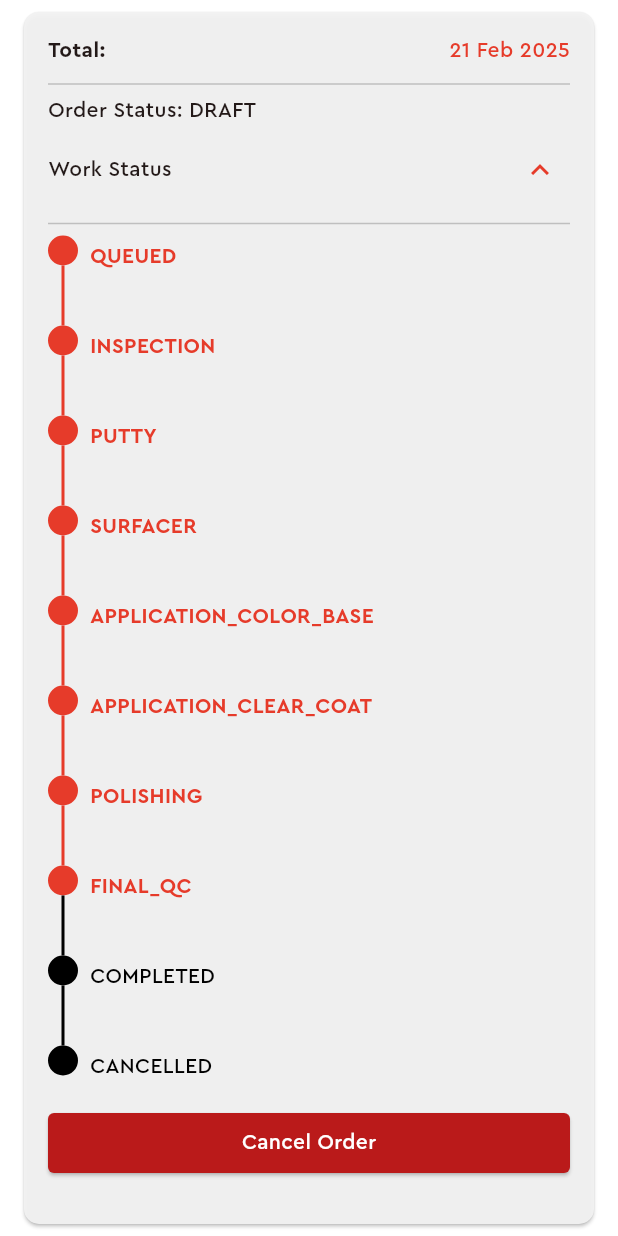
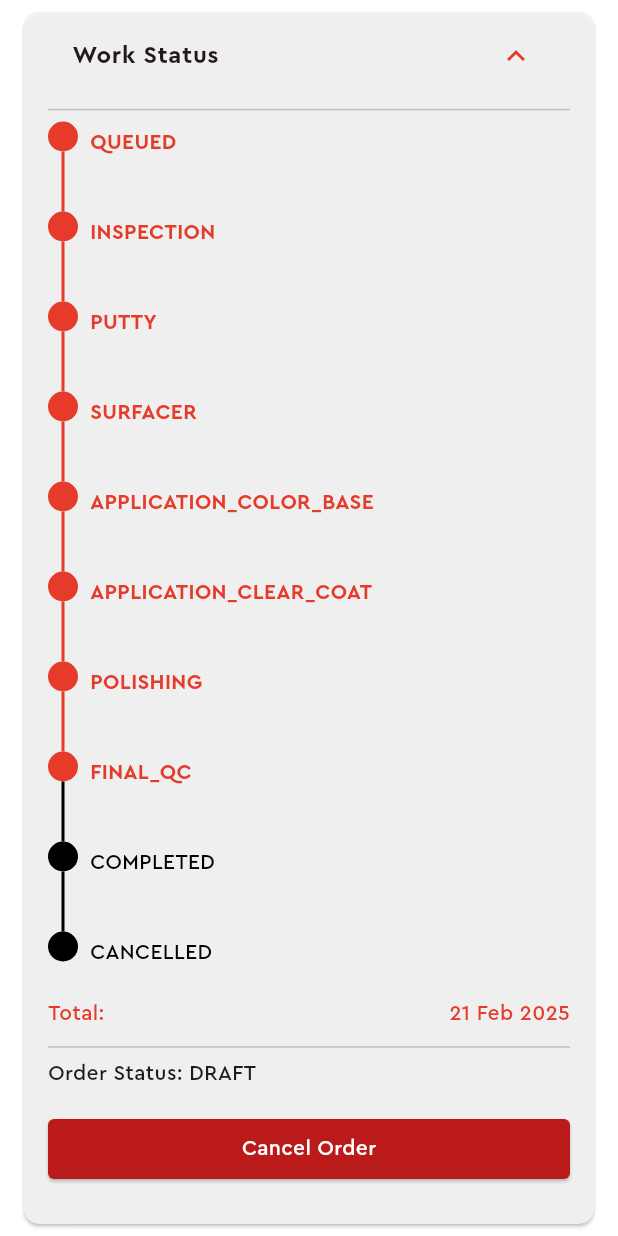
Before and after one commit to Rizz404/car_paint_client, a Flutter app: the UserOrdersItem widget shown alone on an empty page, opened directly with empty values, after a tap on "Work Status", on a phone screen of 412 x 824 dp. Run offline on Flutter 3.47's test engine with Material 3 defaults, Android fonts, the phone set to English and light mode, and no system bars; our stand-ins replace connectivity_plus, flutter_bloc, geocoding, geolocator, get_it, google_fonts and 5 more; accounts and stored records are empty; network calls fail.

Commit message:
chore: design user transaction

```diff
--- a/lib/features/(user)/financial/widgets/user_orders_item.dart
+++ b/lib/features/(user)/financial/widgets/user_orders_item.dart
@@ -63,16 +63,36 @@ class _UserOrdersItemState extends State<UserOrdersItem> {
           children: [
             Column(
               spacing: 4,
+              crossAxisAlignment: CrossAxisAlignment.start,
               children: [
+                Theme(
+                  data: theme,
+                  child: ExpansionTile(
+                    title: const MainText(
+                      text: "Work Status",
+                      customTextStyle: TextStyle(fontWeight: FontWeight.w600),
+                    ),
+                    children: [
+                      Divider(
+                        color: Theme.of(context).colorScheme.surfaceDim,
+                        thickness: 1,
+                      ),
+                      StatusTimeline(
+                        currentStatus: WorkStatus.FINAL_QC,
+                        activeColor: Theme.of(context).colorScheme.primary,
+                      ),
+                      const SizedBox(
+                        height: 16,
+                      ),
+                    ],
+                  ),
+                ),
                 Row(
                   mainAxisAlignment: MainAxisAlignment.spaceBetween,
                   children: [
                     MainText(
                       text: 'Total: ${widget.order.subtotalPrice ?? "-"}',
-                      extent: const Medium(),
-                      customTextStyle: const TextStyle(
-                        fontWeight: FontWeight.w600,
-                      ),
+                      color: Theme.of(context).colorScheme.primary,
                     ),
                     MainText(
                       text: _formatDate(widget.order.createdAt),
@@ -87,8 +107,8 @@ class _UserOrdersItemState extends State<UserOrdersItem> {
             ).paddingSymmetric(horizontal: 16),
             if (widget.order.note != null && widget.order.note!.isNotEmpty)
               MainText(
-                text: widget.order.note!,
-              ),
+                text: "Note: ${widget.order.note!}",
+              ).paddingSymmetric(horizontal: 16),
             Row(
               spacing: 4,
               children: [
@@ -98,24 +118,8 @@ class _UserOrdersItemState extends State<UserOrdersItem> {
                 ),
               ],
             ).paddingSymmetric(horizontal: 16),
-            Theme(
-              data: theme,
-              child: ExpansionTile(
-                title: const MainText(text: "Work Status"),
-                children: [
-                  Divider(
-                    color: Theme.of(context).colorScheme.surfaceDim,
-                    thickness: 1,
-                  ).paddingSymmetric(horizontal: 16),
-                  StatusTimeline(
-                    currentStatus: WorkStatus.FINAL_QC,
-                    activeColor: Theme.of(context).colorScheme.primary,
-                  ).paddingSymmetric(horizontal: 16),
-                  const SizedBox(
-                    height: 16,
-                  ),
-                ],
-              ),
+            const SizedBox(
+              height: 16,
             ),
             BlocConsumer<UserOrdersCubit, BaseState>(
               listener: (context, state) {
@@ -155,9 +159,7 @@ class _UserOrdersItemState extends State<UserOrdersItem> {
               },
             ),
           ],
-        ).paddingSymmetric(
-          vertical: 16,
-        ),
+        ).paddingOnly(bottom: 16),
       ),
     );
   }
--- a/lib/ui/extension/padding.dart
+++ b/lib/ui/extension/padding.dart
@@ -14,4 +14,19 @@ extension PaddingExtension on Widget {
         ),
         child: this,
       );
+  Widget paddingOnly({
+    double left = 0,
+    double right = 0,
+    double top = 0,
+    double bottom = 0,
+  }) =>
+      Padding(
+        padding: EdgeInsets.only(
+          left: left,
+          right: right,
+          top: top,
+          bottom: bottom,
+        ),
+        child: this,
+      );
 }
```
